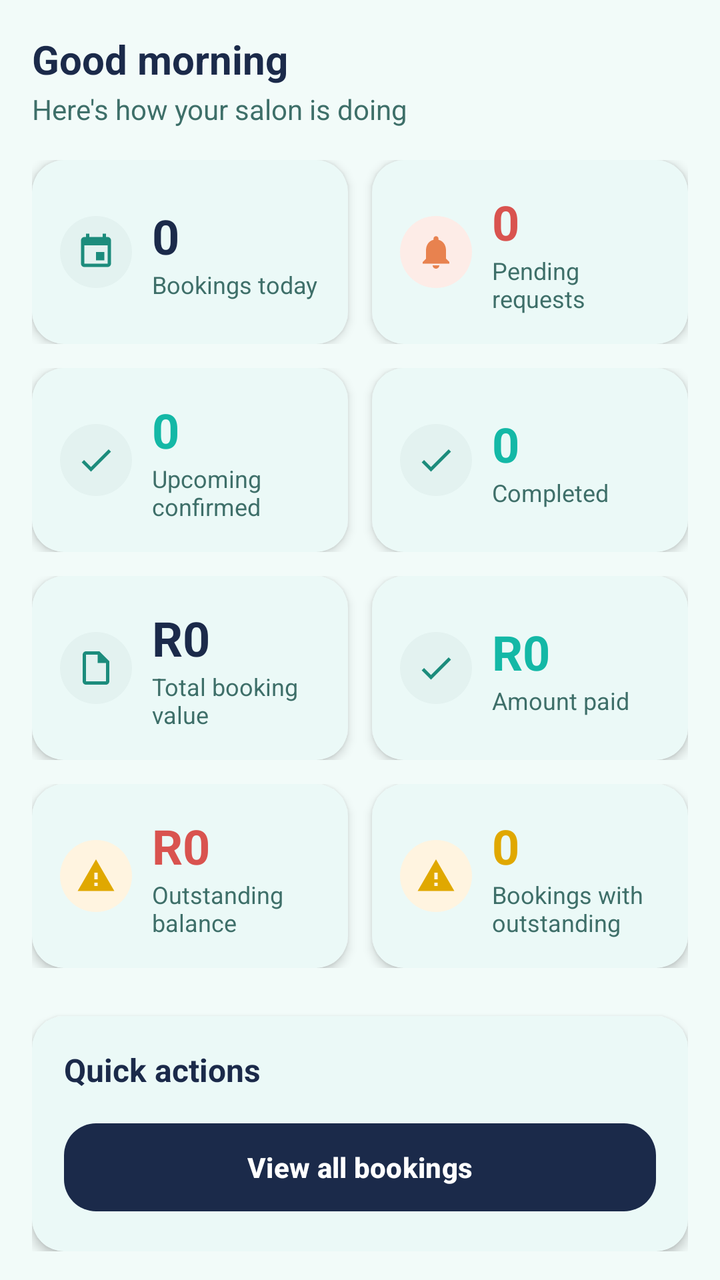
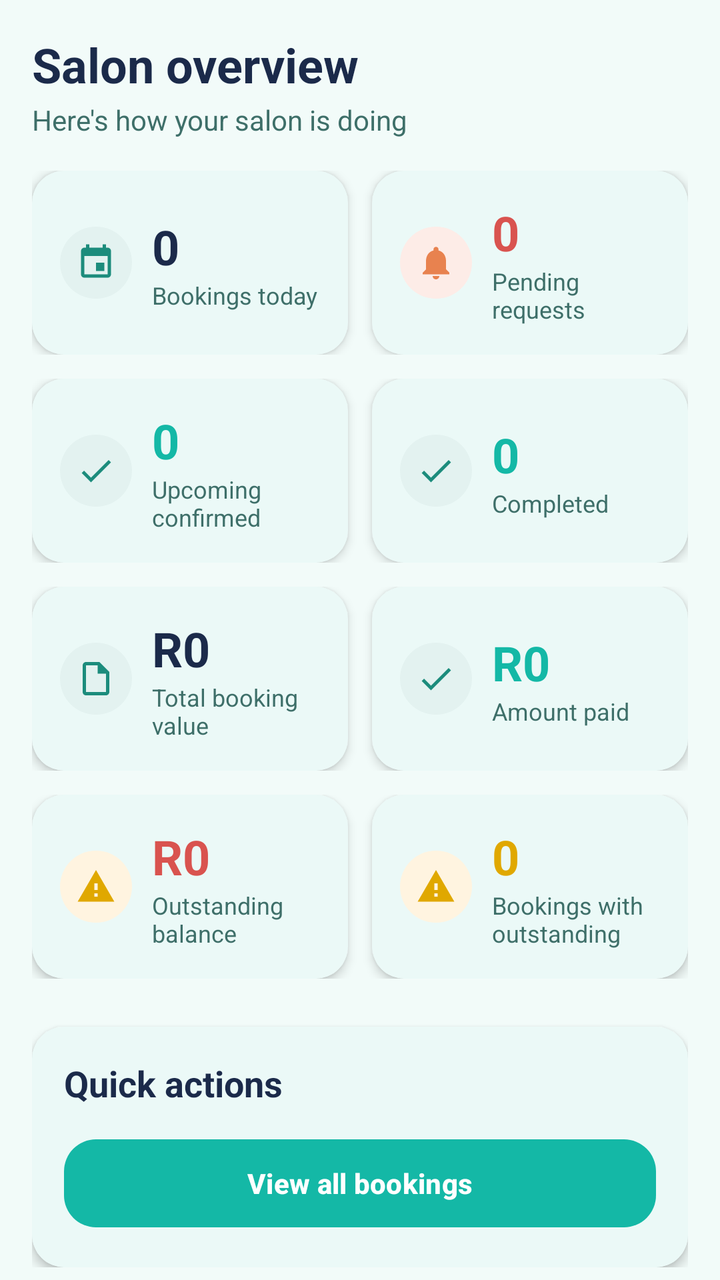

Compare the two renders of this Android layout. The source of the first and the diff that turns it into the second are given below.
<!-- AndroidManifest.xml: application theme Theme.HairGo -->
<!-- res/layout/fragment_owner_home.xml -->
<?xml version="1.0" encoding="utf-8"?>
<androidx.core.widget.NestedScrollView
    xmlns:android="http://schemas.android.com/apk/res/android"
    xmlns:app="http://schemas.android.com/apk/res-auto"
    android:layout_width="match_parent"
    android:layout_height="match_parent"
    android:background="@color/home_bg">

    <LinearLayout
        android:layout_width="match_parent"
        android:layout_height="wrap_content"
        android:orientation="vertical"
        android:padding="16dp">

        <TextView
            android:id="@+id/tvGreeting"
            android:layout_width="wrap_content"
            android:layout_height="wrap_content"
            android:text="Good morning"
            android:textColor="@color/home_text_primary"
            android:textSize="20sp"
            android:textStyle="bold" />

        <TextView
            android:layout_width="wrap_content"
            android:layout_height="wrap_content"
            android:layout_marginTop="2dp"
            android:layout_marginBottom="16dp"
            android:text="Here's how your salon is doing"
            android:textColor="@color/home_text_secondary"
            android:textSize="14sp" />

        
        <LinearLayout
            android:layout_width="match_parent"
            android:layout_height="wrap_content"
            android:orientation="horizontal"
            android:baselineAligned="false">

            
            <com.google.android.material.card.MaterialCardView
                android:id="@+id/cardTodayBookings"
                android:layout_width="0dp"
                android:layout_height="match_parent"
                android:layout_weight="1"
                android:layout_marginEnd="6dp"
                android:minHeight="92dp"
                android:clickable="true"
                android:focusable="true"
                app:cardBackgroundColor="@color/home_card_bg"
                app:cardCornerRadius="16dp"
                app:cardElevation="3dp"
                app:rippleColor="@color/teal_light"
                app:strokeWidth="0dp">

                <LinearLayout
                    android:layout_width="match_parent"
                    android:layout_height="match_parent"
                    android:orientation="horizontal"
                    android:gravity="center_vertical"
                    android:padding="14dp">

                    <ImageView
                        android:layout_width="36dp"
                        android:layout_height="36dp"
                        android:background="@drawable/bg_icon_circle_teal"
                        android:padding="8dp"
                        android:scaleType="centerInside"
                        android:src="@drawable/ic_calendar"
                        app:tint="@color/home_icon"
                        android:importantForAccessibility="no" />

                    <LinearLayout
                        android:layout_width="0dp"
                        android:layout_height="wrap_content"
                        android:layout_weight="1"
                        android:layout_marginStart="10dp"
                        android:orientation="vertical">

                        <TextView
                            android:id="@+id/tvTodayBookingsCount"
                            android:layout_width="wrap_content"
                            android:layout_height="wrap_content"
                            android:text="0"
                            android:textColor="@color/home_text_primary"
                            android:textSize="24sp"
                            android:textStyle="bold"
                            android:maxLines="1"
                            android:ellipsize="end" />

                        <TextView
                            android:layout_width="wrap_content"
                            android:layout_height="wrap_content"
                            android:text="Bookings today"
                            android:textColor="@color/home_text_secondary"
                            android:textSize="12sp"
                            android:maxLines="2"
                            android:ellipsize="end" />
                    </LinearLayout>
                </LinearLayout>
            </com.google.android.material.card.MaterialCardView>

            
            <com.google.android.material.card.MaterialCardView
                android:id="@+id/cardPending"
                android:layout_width="0dp"
                android:layout_height="match_parent"
                android:layout_weight="1"
                android:layout_marginStart="6dp"
                android:minHeight="92dp"
                android:clickable="true"
                android:focusable="true"
                app:cardBackgroundColor="@color/home_card_bg"
                app:cardCornerRadius="16dp"
                app:cardElevation="3dp"
                app:rippleColor="@color/teal_light"
                app:strokeWidth="0dp">

                <LinearLayout
                    android:layout_width="match_parent"
                    android:layout_height="match_parent"
                    android:orientation="horizontal"
                    android:gravity="center_vertical"
                    android:padding="14dp">

                    <ImageView
                        android:layout_width="36dp"
                        android:layout_height="36dp"
                        android:background="@drawable/bg_icon_circle_coral"
                        android:padding="8dp"
                        android:scaleType="centerInside"
                        android:src="@drawable/ic_bell"
                        app:tint="@color/home_accent"
                        android:importantForAccessibility="no" />

                    <LinearLayout
                        android:layout_width="0dp"
                        android:layout_height="wrap_content"
                        android:layout_weight="1"
                        android:layout_marginStart="10dp"
                        android:orientation="vertical">

                        <TextView
                            android:id="@+id/tvPendingCount"
                            android:layout_width="wrap_content"
                            android:layout_height="wrap_content"
                            android:text="0"
                            android:textColor="@color/error"
                            android:textSize="24sp"
                            android:textStyle="bold"
                            android:maxLines="1"
                            android:ellipsize="end" />

                        <TextView
                            android:layout_width="wrap_content"
                            android:layout_height="wrap_content"
                            android:text="Pending requests"
                            android:textColor="@color/home_text_secondary"
                            android:textSize="12sp"
                            android:maxLines="2"
                            android:ellipsize="end" />
                    </LinearLayout>
                </LinearLayout>
            </com.google.android.material.card.MaterialCardView>

        </LinearLayout>

        
        <LinearLayout
            android:layout_width="match_parent"
            android:layout_height="wrap_content"
            android:layout_marginTop="12dp"
            android:orientation="horizontal"
            android:baselineAligned="false">

            
            <com.google.android.material.card.MaterialCardView
                android:id="@+id/cardConfirmed"
                android:layout_width="0dp"
                android:layout_height="match_parent"
                android:layout_weight="1"
                android:layout_marginEnd="6dp"
                android:minHeight="92dp"
                android:clickable="true"
                android:focusable="true"
                app:cardBackgroundColor="@color/home_card_bg"
                app:cardCornerRadius="16dp"
                app:cardElevation="3dp"
                app:rippleColor="@color/teal_light"
                app:strokeWidth="0dp">

                <LinearLayout
                    android:layout_width="match_parent"
                    android:layout_height="match_parent"
                    android:orientation="horizontal"
                    android:gravity="center_vertical"
                    android:padding="14dp">

                    <ImageView
                        android:layout_width="36dp"
                        android:layout_height="36dp"
                        android:background="@drawable/bg_icon_circle_teal"
                        android:padding="8dp"
                        android:scaleType="centerInside"
                        android:src="@drawable/ic_check"
                        app:tint="@color/home_icon"
                        android:importantForAccessibility="no" />

                    <LinearLayout
                        android:layout_width="0dp"
                        android:layout_height="wrap_content"
                        android:layout_weight="1"
                        android:layout_marginStart="10dp"
                        android:orientation="vertical">

                        <TextView
                            android:id="@+id/tvConfirmedCount"
                            android:layout_width="wrap_content"
                            android:layout_height="wrap_content"
                            android:text="0"
                            android:textColor="@color/teal"
                            android:textSize="24sp"
                            android:textStyle="bold"
                            android:maxLines="1"
                            android:ellipsize="end" />

                        <TextView
                            android:layout_width="wrap_content"
                            android:layout_height="wrap_content"
                            android:text="Upcoming confirmed"
                            android:textColor="@color/home_text_secondary"
                            android:textSize="12sp"
                            android:maxLines="2"
                            android:ellipsize="end" />
                    </LinearLayout>
                </LinearLayout>
            </com.google.android.material.card.MaterialCardView>

            
            <com.google.android.material.card.MaterialCardView
                android:id="@+id/cardCompleted"
                android:layout_width="0dp"
                android:layout_height="match_parent"
                android:layout_weight="1"
                android:layout_marginStart="6dp"
                android:minHeight="92dp"
                android:clickable="true"
                android:focusable="true"
                app:cardBackgroundColor="@color/home_card_bg"
                app:cardCornerRadius="16dp"
                app:cardElevation="3dp"
                app:rippleColor="@color/teal_light"
                app:strokeWidth="0dp">

                <LinearLayout
                    android:layout_width="match_parent"
                    android:layout_height="match_parent"
                    android:orientation="horizontal"
                    android:gravity="center_vertical"
                    android:padding="14dp">

                    <ImageView
                        android:layout_width="36dp"
                        android:layout_height="36dp"
                        android:background="@drawable/bg_icon_circle_teal"
                        android:padding="8dp"
                        android:scaleType="centerInside"
                        android:src="@drawable/ic_check"
                        app:tint="@color/home_icon"
                        android:importantForAccessibility="no" />

                    <LinearLayout
                        android:layout_width="0dp"
                        android:layout_height="wrap_content"
                        android:layout_weight="1"
                        android:layout_marginStart="10dp"
                        android:orientation="vertical">

                        <TextView
                            android:id="@+id/tvCompletedCount"
                            android:layout_width="wrap_content"
                            android:layout_height="wrap_content"
                            android:text="0"
                            android:textColor="@color/teal"
                            android:textSize="24sp"
                            android:textStyle="bold"
                            android:maxLines="1"
                            android:ellipsize="end" />

                        <TextView
                            android:layout_width="wrap_content"
                            android:layout_height="wrap_content"
                            android:text="Completed"
                            android:textColor="@color/home_text_secondary"
                            android:textSize="12sp"
                            android:maxLines="2"
                            android:ellipsize="end" />
                    </LinearLayout>
                </LinearLayout>
            </com.google.android.material.card.MaterialCardView>

        </LinearLayout>

        
        <LinearLayout
            android:layout_width="match_parent"
            android:layout_height="wrap_content"
            android:layout_marginTop="12dp"
            android:orientation="horizontal"
            android:baselineAligned="false">

            
            <com.google.android.material.card.MaterialCardView
                android:id="@+id/cardTotalValue"
                android:layout_width="0dp"
                android:layout_height="match_parent"
                android:layout_weight="1"
                android:layout_marginEnd="6dp"
                android:minHeight="92dp"
                app:cardBackgroundColor="@color/home_card_bg"
                app:cardCornerRadius="16dp"
                app:cardElevation="3dp"
                app:rippleColor="@color/teal_light"
                app:strokeWidth="0dp">

                <LinearLayout
                    android:layout_width="match_parent"
                    android:layout_height="match_parent"
                    android:orientation="horizontal"
                    android:gravity="center_vertical"
                    android:padding="14dp">

                    <ImageView
                        android:layout_width="36dp"
                        android:layout_height="36dp"
                        android:background="@drawable/bg_icon_circle_teal"
                        android:padding="8dp"
                        android:scaleType="centerInside"
                        android:src="@drawable/ic_nav_reports"
                        app:tint="@color/home_icon"
                        android:importantForAccessibility="no" />

                    <LinearLayout
                        android:layout_width="0dp"
                        android:layout_height="wrap_content"
                        android:layout_weight="1"
                        android:layout_marginStart="10dp"
                        android:orientation="vertical">

                        <TextView
                            android:id="@+id/tvTotalValue"
                            android:layout_width="wrap_content"
                            android:layout_height="wrap_content"
                            android:text="R0"
                            android:textColor="@color/home_text_primary"
                            android:textSize="24sp"
                            android:textStyle="bold"
                            android:maxLines="1"
                            android:ellipsize="end" />

                        <TextView
                            android:layout_width="wrap_content"
                            android:layout_height="wrap_content"
                            android:text="@string/payment_summary_total_value"
                            android:textColor="@color/home_text_secondary"
                            android:textSize="12sp"
                            android:maxLines="2"
                            android:ellipsize="end" />
                    </LinearLayout>
                </LinearLayout>
            </com.google.android.material.card.MaterialCardView>

            
            <com.google.android.material.card.MaterialCardView
                android:id="@+id/cardAmountPaid"
                android:layout_width="0dp"
                android:layout_height="match_parent"
                android:layout_weight="1"
                android:layout_marginStart="6dp"
                android:minHeight="92dp"
                app:cardBackgroundColor="@color/home_card_bg"
                app:cardCornerRadius="16dp"
                app:cardElevation="3dp"
                app:rippleColor="@color/teal_light"
                app:strokeWidth="0dp">

                <LinearLayout
                    android:layout_width="match_parent"
                    android:layout_height="match_parent"
                    android:orientation="horizontal"
                    android:gravity="center_vertical"
                    android:padding="14dp">

                    <ImageView
                        android:layout_width="36dp"
                        android:layout_height="36dp"
                        android:background="@drawable/bg_icon_circle_teal"
                        android:padding="8dp"
                        android:scaleType="centerInside"
                        android:src="@drawable/ic_check"
                        app:tint="@color/home_icon"
                        android:importantForAccessibility="no" />

                    <LinearLayout
                        android:layout_width="0dp"
                        android:layout_height="wrap_content"
                        android:layout_weight="1"
                        android:layout_marginStart="10dp"
                        android:orientation="vertical">

                        <TextView
                            android:id="@+id/tvAmountPaid"
                            android:layout_width="wrap_content"
                            android:layout_height="wrap_content"
                            android:text="R0"
                            android:textColor="@color/teal"
                            android:textSize="24sp"
                            android:textStyle="bold"
                            android:maxLines="1"
                            android:ellipsize="end" />

                        <TextView
                            android:layout_width="wrap_content"
                            android:layout_height="wrap_content"
                            android:text="@string/payment_summary_amount_paid"
                            android:textColor="@color/home_text_secondary"
                            android:textSize="12sp"
                            android:maxLines="2"
                            android:ellipsize="end" />
                    </LinearLayout>
                </LinearLayout>
            </com.google.android.material.card.MaterialCardView>

        </LinearLayout>

        <LinearLayout
            android:layout_width="match_parent"
            android:layout_height="wrap_content"
            android:layout_marginTop="12dp"
            android:orientation="horizontal"
            android:baselineAligned="false">

            
            <com.google.android.material.card.MaterialCardView
                android:id="@+id/cardOutstandingBalance"
                android:layout_width="0dp"
                android:layout_height="match_parent"
                android:layout_weight="1"
                android:layout_marginEnd="6dp"
                android:minHeight="92dp"
                app:cardBackgroundColor="@color/home_card_bg"
                app:cardCornerRadius="16dp"
                app:cardElevation="3dp"
                app:rippleColor="@color/teal_light"
                app:strokeWidth="0dp">

                <LinearLayout
                    android:layout_width="match_parent"
                    android:layout_height="match_parent"
                    android:orientation="horizontal"
                    android:gravity="center_vertical"
                    android:padding="14dp">

                    <ImageView
                        android:layout_width="36dp"
                        android:layout_height="36dp"
                        android:background="@drawable/bg_icon_circle_orange"
                        android:padding="8dp"
                        android:scaleType="centerInside"
                        android:src="@drawable/ic_warning"
                        app:tint="@color/warning"
                        android:importantForAccessibility="no" />

                    <LinearLayout
                        android:layout_width="0dp"
                        android:layout_height="wrap_content"
                        android:layout_weight="1"
                        android:layout_marginStart="10dp"
                        android:orientation="vertical">

                        <TextView
                            android:id="@+id/tvOutstandingBalance"
                            android:layout_width="wrap_content"
                            android:layout_height="wrap_content"
                            android:text="R0"
                            android:textColor="@color/error"
                            android:textSize="24sp"
                            android:textStyle="bold"
                            android:maxLines="1"
                            android:ellipsize="end" />

                        <TextView
                            android:layout_width="wrap_content"
                            android:layout_height="wrap_content"
                            android:text="@string/payment_summary_outstanding"
                            android:textColor="@color/home_text_secondary"
                            android:textSize="12sp"
                            android:maxLines="2"
                            android:ellipsize="end" />
                    </LinearLayout>
                </LinearLayout>
            </com.google.android.material.card.MaterialCardView>

            
            <com.google.android.material.card.MaterialCardView
                android:id="@+id/cardBookingsWithOutstanding"
                android:layout_width="0dp"
                android:layout_height="match_parent"
                android:layout_weight="1"
                android:layout_marginStart="6dp"
                android:minHeight="92dp"
                app:cardBackgroundColor="@color/home_card_bg"
                app:cardCornerRadius="16dp"
                app:cardElevation="3dp"
                app:rippleColor="@color/teal_light"
                app:strokeWidth="0dp">

                <LinearLayout
                    android:layout_width="match_parent"
                    android:layout_height="match_parent"
                    android:orientation="horizontal"
                    android:gravity="center_vertical"
                    android:padding="14dp">

                    <ImageView
                        android:layout_width="36dp"
                        android:layout_height="36dp"
                        android:background="@drawable/bg_icon_circle_orange"
                        android:padding="8dp"
                        android:scaleType="centerInside"
                        android:src="@drawable/ic_warning"
                        app:tint="@color/warning"
                        android:importantForAccessibility="no" />

                    <LinearLayout
                        android:layout_width="0dp"
                        android:layout_height="wrap_content"
                        android:layout_weight="1"
                        android:layout_marginStart="10dp"
                        android:orientation="vertical">

                        <TextView
                            android:id="@+id/tvBookingsWithOutstanding"
                            android:layout_width="wrap_content"
                            android:layout_height="wrap_content"
                            android:text="0"
                            android:textColor="@color/warning"
                            android:textSize="24sp"
                            android:textStyle="bold"
                            android:maxLines="1"
                            android:ellipsize="end" />

                        <TextView
                            android:layout_width="wrap_content"
                            android:layout_height="wrap_content"
                            android:text="@string/payment_summary_bookings_outstanding"
                            android:textColor="@color/home_text_secondary"
                            android:textSize="12sp"
                            android:maxLines="2"
                            android:ellipsize="end" />
                    </LinearLayout>
                </LinearLayout>
            </com.google.android.material.card.MaterialCardView>

        </LinearLayout>

        
        <com.google.android.material.card.MaterialCardView
            android:layout_width="match_parent"
            android:layout_height="wrap_content"
            android:layout_marginTop="24dp"
            app:cardBackgroundColor="@color/home_card_bg"
            app:cardCornerRadius="16dp"
            app:cardElevation="3dp"
            app:strokeWidth="0dp">

            <LinearLayout
                android:layout_width="match_parent"
                android:layout_height="wrap_content"
                android:orientation="vertical"
                android:padding="16dp">

                <TextView
                    android:layout_width="wrap_content"
                    android:layout_height="wrap_content"
                    android:text="Quick actions"
                    android:textColor="@color/home_text_primary"
                    android:textSize="16sp"
                    android:textStyle="bold" />

                <com.google.android.material.button.MaterialButton
                    android:id="@+id/btnViewAllBookings"
                    android:layout_width="match_parent"
                    android:layout_height="52dp"
                    android:layout_marginTop="12dp"
                    android:text="View all bookings"
                    android:textColor="@color/white"
                    android:textAllCaps="false"
                    android:textStyle="bold"
                    app:backgroundTint="@color/navy"
                    app:cornerRadius="16dp" />

            </LinearLayout>
        </com.google.android.material.card.MaterialCardView>

    </LinearLayout>

</androidx.core.widget.NestedScrollView>
<!-- resources referenced by this layout -->
<resources>
  <color name="error">#D9534F</color>
  <color name="home_accent">#E8824F</color>
  <color name="home_bg">#F2FBF9</color>
  <color name="home_card_bg">#FFFFFF</color>
  <color name="home_icon">#1C8C7C</color>
  <color name="home_text_primary">#1B2A4A</color>
  <color name="home_text_secondary">#3E6F69</color>
  <color name="navy">#1B2A4A</color>
  <color name="teal">#14B8A6</color>
  <color name="teal_light">#CCF2EC</color>
  <color name="warning">#E0A800</color>
  <color name="white">#FFFFFF</color>
  <!-- drawable bg_icon_circle_coral (drawable) -->
  <?xml version="1.0" encoding="utf-8"?>
  <shape xmlns:android="http://schemas.android.com/apk/res/android" android:shape="oval">
      <solid android:color="@color/badge_coral_bg"/>
  </shape>
  <!-- drawable bg_icon_circle_orange (drawable) -->
  <?xml version="1.0" encoding="utf-8"?>
  <shape xmlns:android="http://schemas.android.com/apk/res/android" android:shape="oval">
      <solid android:color="@color/badge_orange_bg"/>
  </shape>
  <!-- drawable bg_icon_circle_teal (drawable) -->
  <?xml version="1.0" encoding="utf-8"?>
  <shape xmlns:android="http://schemas.android.com/apk/res/android" android:shape="oval">
      <solid android:color="@color/badge_teal_bg"/>
  </shape>
  <!-- drawable ic_calendar (drawable) -->
  <vector xmlns:android="http://schemas.android.com/apk/res/android"
      android:width="24dp" android:height="24dp"
      android:viewportWidth="24" android:viewportHeight="24">
      <path android:fillColor="#FF000000"
          android:pathData="M17,12h-5v5h5V12zM16,1v2H8V1H6v2H5C3.89,3 3.01,3.9 3.01,5L3,19c0,1.1 0.89,2 2,2h14c1.1,0 2,-0.9 2,-2V5c0,-1.1 -0.9,-2 -2,-2h-1V1H16zM19,19H5V8h14V19z"/>
  </vector>
  <!-- drawable ic_check (drawable) -->
  <vector xmlns:android="http://schemas.android.com/apk/res/android"
      android:width="24dp" android:height="24dp"
      android:viewportWidth="24" android:viewportHeight="24">
      <path android:fillColor="#FF000000"
          android:pathData="M9,16.17L4.83,12l-1.42,1.41L9,19 21,7l-1.41,-1.41z"/>
  </vector>
  <!-- drawable ic_warning (drawable) -->
  <?xml version="1.0" encoding="utf-8"?>
  <vector xmlns:android="http://schemas.android.com/apk/res/android"
      android:width="20dp" android:height="20dp"
      android:viewportWidth="24" android:viewportHeight="24">
      <path android:fillColor="@color/warning" android:pathData="M1,21h22L12,2 1,21zM13,18h-2v-2h2v2zM13,14h-2v-4h2v4z"/>
  </vector>
  <string name="payment_summary_amount_paid">Amount paid</string>
  <string name="payment_summary_bookings_outstanding">Bookings with outstanding</string>
  <string name="payment_summary_outstanding">Outstanding balance</string>
  <string name="payment_summary_total_value">Total booking value</string>
  <style name="Theme.HairGo" parent="Base.Theme.HairGo">
          <item name="snackbarStyle">@style/Widget.HairGo.Snackbar</item>
      </style>
  <color name="badge_coral_bg">#FDECE7</color>
  <color name="badge_orange_bg">#FFF4E0</color>
  <color name="badge_teal_bg">#E3F2F0</color>
  <color name="grey_medium">#8A8A8A</color>
  <style name="Widget.HairGo.Snackbar" parent="Widget.Material3.Snackbar">
          <item name="backgroundTint">@color/navy</item>
          <item name="android:textColor">@color/white</item>
          <item name="shapeAppearanceOverlay">@style/ShapeAppearanceOverlay.HairGo_Snackbar</item>
      </style>
  <color name="surface">#FFFFFF</color>
  <color name="text_primary">#1A1A1A</color>
  <color name="grey_light">#F2F2F2</color>
  <color name="grey_border">#E0E0E0</color>
  <style name="ShapeAppearanceOverlay.HairGo_Snackbar" parent="">
          <item name="cornerFamily">rounded</item>
          <item name="cornerSize">16dp</item>
      </style>
  <!-- unchanged entries left out for length: 3 -->
</resources>

<!-- the commit's change to res/layout/fragment_owner_home.xml (unified diff, before → after) -->
@@ -19,6 +19,16 @@
             android:text="Good morning"
             android:textColor="@color/home_text_primary"
             android:textSize="20sp"
+            android:textStyle="bold"
+            android:visibility="gone" />
+
+        <TextView
+            android:id="@+id/tvOwnerPageTitle"
+            android:layout_width="match_parent"
+            android:layout_height="wrap_content"
+            android:text="Salon overview"
+            android:textColor="@color/home_text_primary"
+            android:textSize="24sp"
             android:textStyle="bold" />
 
         <TextView
@@ -585,7 +595,7 @@
                     android:layout_height="wrap_content"
                     android:text="Quick actions"
                     android:textColor="@color/home_text_primary"
-                    android:textSize="16sp"
+                    android:textSize="18sp"
                     android:textStyle="bold" />
 
                 <com.google.android.material.button.MaterialButton
@@ -597,7 +607,7 @@
                     android:textColor="@color/white"
                     android:textAllCaps="false"
                     android:textStyle="bold"
-                    app:backgroundTint="@color/navy"
+                    app:backgroundTint="@color/teal"
                     app:cornerRadius="16dp" />
 
             </LinearLayout>
